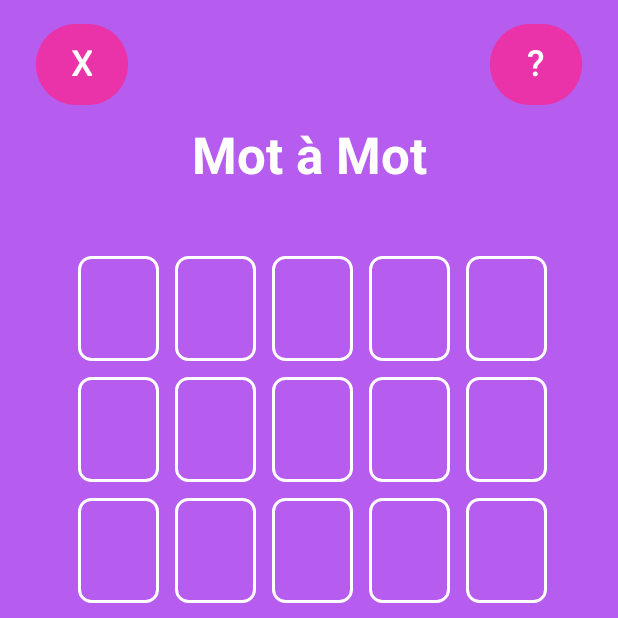
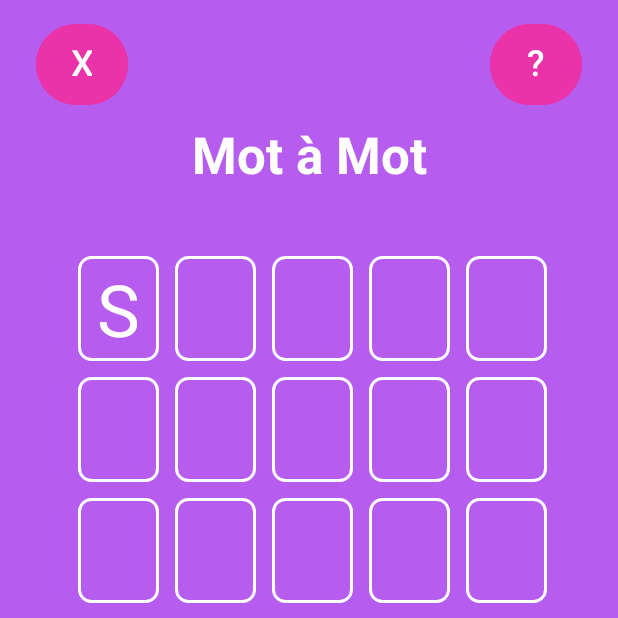
Before and after one commit to 2Axelle9/jeu-Mot-A-Mot, an Android app: the MainActivity screen opened directly, with no data from a screen before it, on a phone screen of 412 x 824 dp, the top half of it. Run offline under Robolectric (Android 15) with nearby library versions, the phone set to English and light mode, and no system bars.

Commit message:
affichage de la première lettre du mot à chaque tentative

```diff
--- a/app/src/main/java/com/example/motamot/MainActivity.kt
+++ b/app/src/main/java/com/example/motamot/MainActivity.kt
@@ -178,13 +178,20 @@ class MainActivity : AppCompatActivity() {
         }
     }
 
-    /** Fonction qui modifie l'état des EditText (modifiable ou non)**/
+    /** Fonction qui modifie l'état des EditText : modifiable ou non et affiche la premère lettre du mot**/
     private fun updateEditTextState() {
+        // Désactivation des champs
         for (rowIndex in editTextGrid.indices) {
             for (colIndex in editTextGrid[rowIndex].indices) {
                 editTextGrid[rowIndex][colIndex].isEnabled = rowIndex == currentAttempt // Seule la ligne de la tentative actuelle est modifiable
+
             }
         }
+
+        // Afficher la première lettre du mot à chaque tentative
+        val firstLetter = gameLogic.secretWord[0].toString()
+        val firstEditText = editTextGrid[currentAttempt][0]
+        firstEditText.setText(firstLetter)
     }
 
 
```
